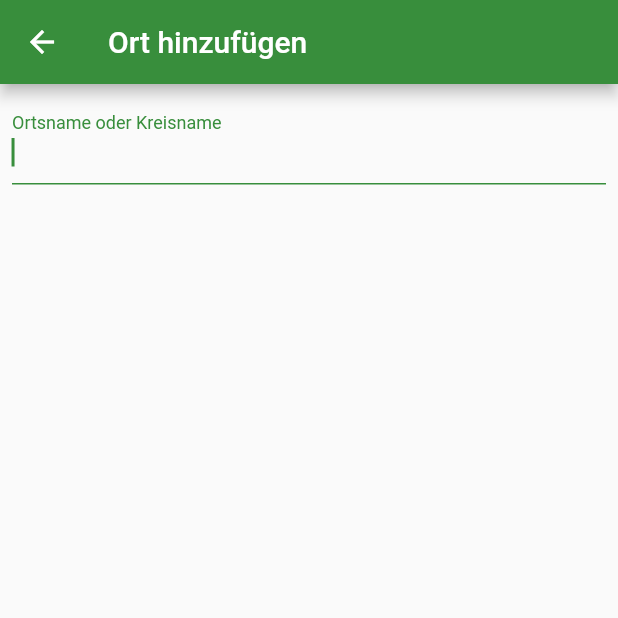
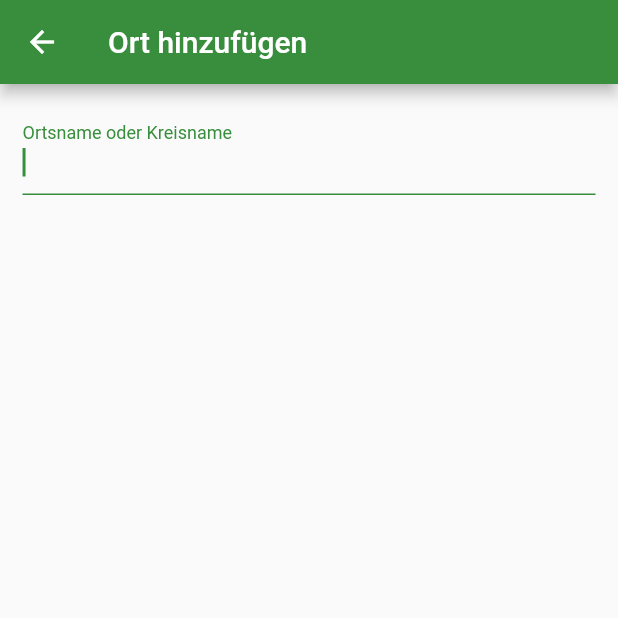
Before and after one commit to nucleus-ffm/foss_warn, a Flutter app: the AddMyPlaceView screen opened directly, on a phone screen of 412 x 824 dp, the top half of it. Run offline on Flutter 3.47's test engine with Material 2 defaults, Android fonts, the phone set to English and light mode, and no system bars; our stand-ins replace flutter_local_notifications, rxdart, share_plus, shared_preferences; missing offline and left inert: android_alarm_manager_plus, app_settings, shared_preferences_android; accounts and stored records are empty.

Commit message:
remove scrolling for the hole widget

```diff
--- a/lib/views/addMyPlaceView.dart
+++ b/lib/views/addMyPlaceView.dart
@@ -1,10 +1,9 @@
 import 'package:flutter/material.dart';
 import 'package:flutter/services.dart';
+import 'package:foss_warn/class/class_NotificationService.dart';
 import 'package:foss_warn/services/listHandler.dart';
 import 'package:provider/provider.dart';
 import '../services/updateProvider.dart';
-
-
 
 class AddMyPlaceView extends StatefulWidget {
   const AddMyPlaceView({Key? key}) : super(key: key);
@@ -19,37 +18,35 @@ class _AddMyPlaceViewState extends State<AddMyPlaceView> {
 
   @override
   Widget build(BuildContext context) {
-
     return Scaffold(
       appBar: AppBar(
         title: Text("Ort hinzufügen"),
-        backgroundColor: Colors.green[700],
+        backgroundColor: Theme.of(context).colorScheme.secondary,
         systemOverlayStyle:
             SystemUiOverlayStyle(statusBarBrightness: Brightness.dark),
       ),
-      body: SingleChildScrollView(
-        child: Padding(
-          padding: const EdgeInsets.all(8.0),
+      body: Padding(
+        padding: const EdgeInsets.only(top: 15, left: 15, right: 15),
         child: Column(
-            //mainAxisSize: MainAxisSize.min,
           children: [
             TextField(
               cursorColor: Theme.of(context).colorScheme.secondary,
-
               autofocus: true,
               decoration: new InputDecoration(
                 labelText: 'Ortsname oder Kreisname',
-                  labelStyle: TextStyle(
-                      color: Theme.of(context).colorScheme.secondary
-                  ),
+                labelStyle:
+                    TextStyle(color: Theme.of(context).colorScheme.secondary),
                 enabledBorder: UnderlineInputBorder(
-                    borderSide: BorderSide(color: Theme.of(context).colorScheme.secondary),
+                  borderSide: BorderSide(
+                      color: Theme.of(context).colorScheme.secondary),
                 ),
                 focusedBorder: UnderlineInputBorder(
-                    borderSide: BorderSide(color: Theme.of(context).colorScheme.secondary),
+                  borderSide: BorderSide(
+                      color: Theme.of(context).colorScheme.secondary),
                 ),
                 border: UnderlineInputBorder(
-                    borderSide: BorderSide(color: Theme.of(context).colorScheme.secondary),
+                  borderSide: BorderSide(
+                      color: Theme.of(context).colorScheme.secondary),
                 ),
               ),
               onChanged: (text) {
@@ -64,24 +61,25 @@ class _AddMyPlaceViewState extends State<AddMyPlaceView> {
               },
             ),
             SizedBox(
-                height: 10,
+              height: 15,
             ),
-              SizedBox(
-                height: 5,
-              ),
-              SizedBox(
-                  height: MediaQuery.of(context).size.height,
+            Flexible(
+              //height: MediaQuery.of(context).size.height,
+              //height: 100,
               child: ListView(
                 children: allPlacesToShow
                     .map(
                       (place) => ListTile(
-                      visualDensity: VisualDensity(horizontal: 0, vertical: -4),
+                        visualDensity:
+                            VisualDensity(horizontal: 0, vertical: -4),
                         title: Text(place),
                         onTap: () {
                           setState(() {
                             final updater =
                                 Provider.of<Update>(context, listen: false);
                             updater.updateList(place);
+                            // cancel warning of missing places (ID: 3)
+                            NotificationService.cancelOneNotification(3);
                             Navigator.of(context).pop();
                           });
                         },
@@ -93,7 +91,6 @@ class _AddMyPlaceViewState extends State<AddMyPlaceView> {
           ],
         ),
       ),
-      ),
     );
   }
 }
```
Lines whose indentation alone changed are shown as unchanged.
